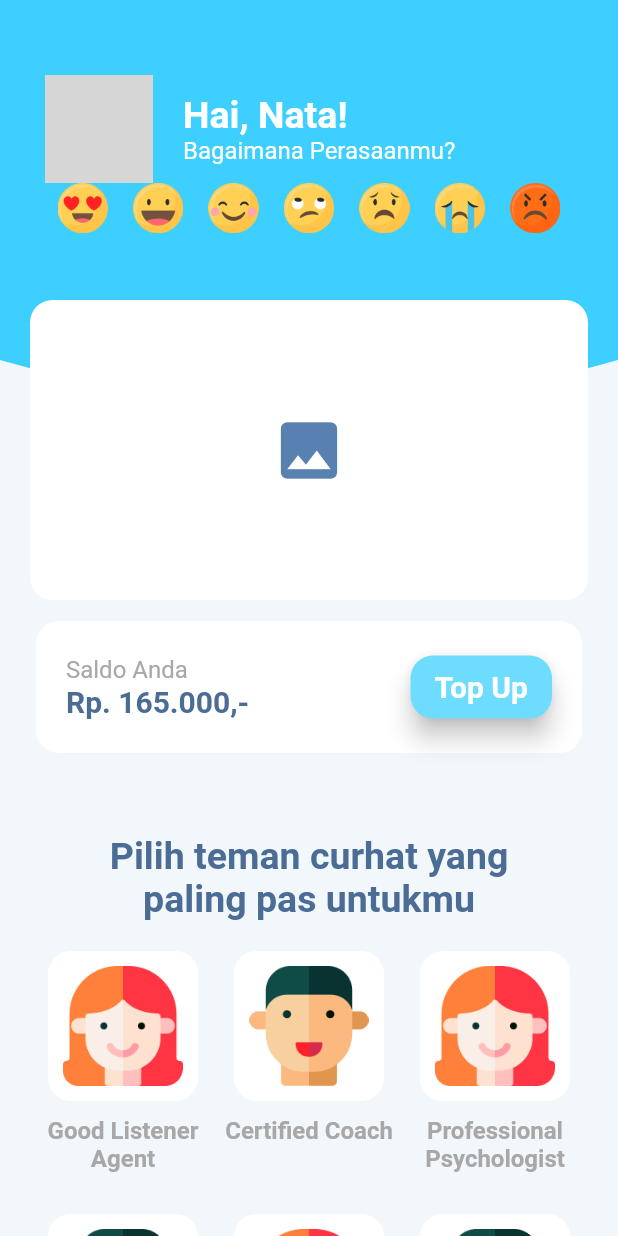
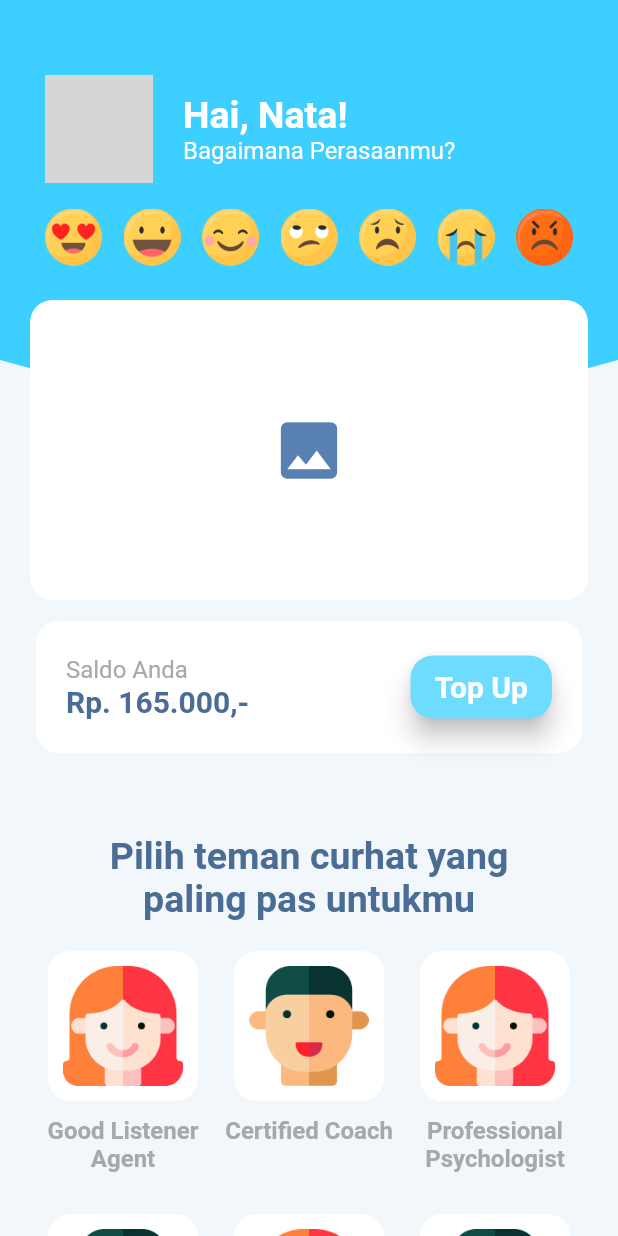
Before and after one commit to danoetz/tmncrht, a Flutter app: the BerandaScreen screen opened directly, on a phone screen of 412 x 824 dp. Run offline on Flutter 3.47's test engine with Material 2 defaults, Android fonts, the phone set to English and light mode, and no system bars; our stand-ins replace bloc, dio, equatable, flutter_bloc, flutter_form_builder, flutter_swiper and 1 more; generated files the repository leaves out were written again; network calls fail; grey boxes are pictures that could not be loaded.

Commit message:
Fixed bug smiley icons

```diff
--- a/lib/shared/widgets/smiley_widget.dart
+++ b/lib/shared/widgets/smiley_widget.dart
@@ -14,7 +14,12 @@ class SmileyWidget extends StatelessWidget {
   Widget build(BuildContext context) {
     return GestureDetector(
       onTap: onTap,
-      child: Image.asset(assetPath, width: 24, fit: BoxFit.contain),
+      child: Image.asset(
+        assetPath,
+        width: 38,
+        height: 38,
+        fit: BoxFit.contain,
+      ),
     );
   }
 }
--- a/lib/ui/beranda/beranda_screen.dart
+++ b/lib/ui/beranda/beranda_screen.dart
@@ -1,6 +1,5 @@
 import 'package:flutter/cupertino.dart';
 import 'package:temancurhat/data/models/agent.dart';
-import 'package:temancurhat/shared/widgets/widgets.dart';
 import 'package:temancurhat/shared/widgets/widgets.dart';
 import 'package:flutter/material.dart';
 import 'package:flutter_bloc/flutter_bloc.dart';
@@ -8,8 +7,6 @@ import 'package:flutter_swiper/flutter_swiper.dart';
 import 'package:temancurhat/data/api/api_constant.dart';
 import 'package:temancurhat/data/models/movies.dart';
 import 'package:temancurhat/shared/styles/styles.dart';
-import 'package:temancurhat/shared/widgets/widgets.dart';
-import 'package:temancurhat/shared/widgets/widgets.dart';
 import 'package:temancurhat/ui/agent/agent_screen.dart';
 import 'package:temancurhat/ui/beranda/bloc/beranda_bloc.dart';
 
@@ -402,16 +399,12 @@ class _BerandaScreenState extends State<BerandaScreen> {
                   ),
                 ),
                 Container(
-                  height: 60,
+                  height: 72,
                   width: width,
-                  padding:
-                      EdgeInsets.symmetric(horizontal: 30.0, vertical: 0.0),
-                  child: GridView.count(
-                    crossAxisCount: 7,
-                    mainAxisSpacing: 10,
-                    childAspectRatio: 3 / 2,
-                    children: _smiley,
-                  ),
+                  padding: EdgeInsets.symmetric(horizontal: 30.0),
+                  child: Row(
+                      mainAxisAlignment: MainAxisAlignment.spaceBetween,
+                      children: _smiley),
                 ),
               ],
             ),
--- a/lib/ui/register/register_screen.dart
+++ b/lib/ui/register/register_screen.dart
@@ -1,10 +1,8 @@
 import 'package:flutter/material.dart';
 import 'package:flutter/widgets.dart';
-import 'package:flutter_bloc/flutter_bloc.dart';
 import 'package:flutter_form_builder/flutter_form_builder.dart';
 import 'package:temancurhat/shared/styles/styles.dart';
 import 'package:temancurhat/shared/widgets/widgets.dart';
-import 'package:temancurhat/ui/lupa_password/lupa_password_screen.dart';
 import 'package:temancurhat/ui/register/register2_screen.dart';
 
 class RegisterScreen extends StatefulWidget {
```
